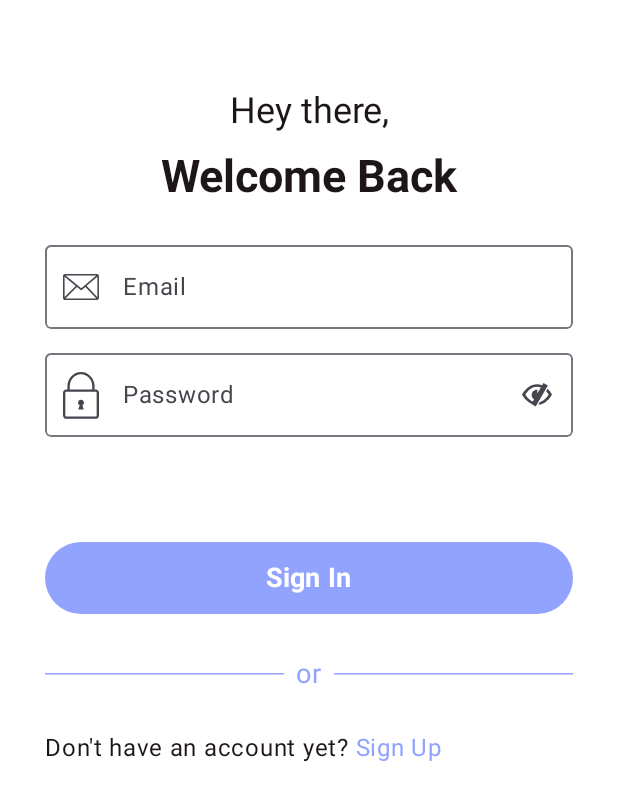
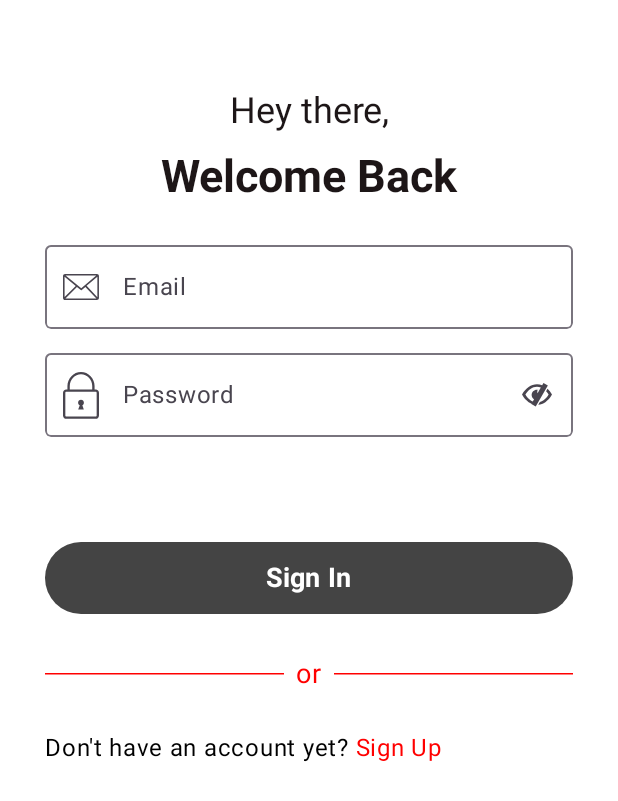
Before and after one commit to B0rislava/YoutubeApp, an Android app built with Jetpack Compose: the screen it shows after launch (MainActivity), on a phone screen of 412 x 824 dp. Shown: the top 801 px of the screen. Run offline under Robolectric (Android 15) with nearby library versions, the phone set to English and light mode, and no system bars; our stand-ins replace Room's generated code.

Commit message:
fix(ui): adjust button colors and add new string resources

```diff
--- a/app/src/main/java/com/example/youtubeapp/components/AppComponents.kt
+++ b/app/src/main/java/com/example/youtubeapp/components/AppComponents.kt
@@ -3,7 +3,6 @@ package com.example.youtubeapp.components
 import androidx.compose.foundation.layout.PaddingValues
 import androidx.compose.foundation.layout.Row
 import androidx.compose.foundation.layout.fillMaxWidth
-import androidx.compose.foundation.layout.height
 import androidx.compose.foundation.layout.heightIn
 import androidx.compose.foundation.layout.padding
 import androidx.compose.foundation.layout.size
@@ -30,6 +29,7 @@ import androidx.compose.ui.text.style.TextAlign
 import androidx.compose.runtime.*
 import androidx.compose.ui.Alignment
 import androidx.compose.ui.draw.clip
+import androidx.compose.ui.graphics.Color
 import androidx.compose.ui.graphics.painter.Painter
 import androidx.compose.ui.res.painterResource
 import androidx.compose.ui.res.stringResource
@@ -96,9 +96,9 @@ fun TextFieldComponent(
         label = { Text(labelValue) },
         isError = error != null,
         colors = OutlinedTextFieldDefaults.colors(
-            focusedBorderColor = MaterialTheme.colorScheme.primary,
-            focusedLabelColor = MaterialTheme.colorScheme.primary,
-            cursorColor = MaterialTheme.colorScheme.primary
+            focusedBorderColor = Color.Red,
+            focusedLabelColor = Color.Red,
+            cursorColor = Color.Red
         ),
         modifier = Modifier
             .fillMaxWidth()
@@ -132,9 +132,9 @@ fun PasswordTextFieldComponent(
         label = { Text(labelValue) },
         isError = error != null,
         colors = OutlinedTextFieldDefaults.colors(
-            focusedBorderColor = MaterialTheme.colorScheme.primary,
-            focusedLabelColor = MaterialTheme.colorScheme.primary,
-            cursorColor = MaterialTheme.colorScheme.primary
+            focusedBorderColor = Color.Red,
+            focusedLabelColor = Color.Red,
+            cursorColor = Color.Red
         ),
         modifier = Modifier
             .fillMaxWidth()
@@ -179,7 +179,10 @@ fun ButtonComponent(
             .fillMaxWidth()
             .heightIn(48.dp),
         contentPadding = PaddingValues(),
-        colors = ButtonDefaults.buttonColors(containerColor = MaterialTheme.colorScheme.primary)
+        colors = ButtonDefaults.buttonColors(
+            containerColor = Color.DarkGray,
+            contentColor = Color.White
+        )
     ) {
         Text(
             text = value,
@@ -200,21 +203,21 @@ fun DividerTextComponent(){
             modifier = Modifier
             .fillMaxWidth()
             .weight(1f),
-            color = MaterialTheme.colorScheme.primary,
+            color = Color.Red,
             thickness = 1.dp
         )
 
         Text(modifier = Modifier.padding(8.dp),
             text = stringResource(R.string.or),
             fontSize = 18.sp,
-            color = MaterialTheme.colorScheme.primary
+            color = Color.Red
         )
 
         HorizontalDivider(
             modifier = Modifier
                 .fillMaxWidth()
                 .weight(1f),
-            color = MaterialTheme.colorScheme.primary,
+            color = Color.Red,
             thickness = 1.dp
         )
 
@@ -237,7 +240,7 @@ fun ClickableTextComponent(
                 tag = "action_tag",
                 styles = TextLinkStyles(
                     style = MaterialTheme.typography.bodyLarge.copy(
-                        color = MaterialTheme.colorScheme.primary
+                        color = Color.Red
                     ).toSpanStyle()
                 ),
                 linkInteractionListener = object : LinkInteractionListener {
@@ -252,7 +255,7 @@ fun ClickableTextComponent(
     BasicText(
         text = annotatedString,
         style = MaterialTheme.typography.bodyLarge.copy(
-            color = MaterialTheme.colorScheme.onSurface
+            color = Color.Black
         )
     )
 }
--- a/app/src/main/res/values/strings.xml
+++ b/app/src/main/res/values/strings.xml
@@ -8,7 +8,10 @@
     <string name="password">Password</string>
     <string name="signup">Sign Up</string>
     <string name="signin">Sign In</string>
+    <string name="signout">Sign Out</string>
     <string name="or">or</string>
     <string name="have_account">Already have an account?</string>
     <string name="dont_have_account">Don\'t have an account yet?</string>
+    <string name="cancel">Cancel</string>
+    <string name="save">Save</string>
 </resources>
```
Also changed, not shown: app/src/main/java/com/example/youtubeapp/screens/EditProfileDialog.kt (+20 -5 lines), app/src/main/java/com/example/youtubeapp/screens/ProfileScreen.kt (+35 -10 lines).
